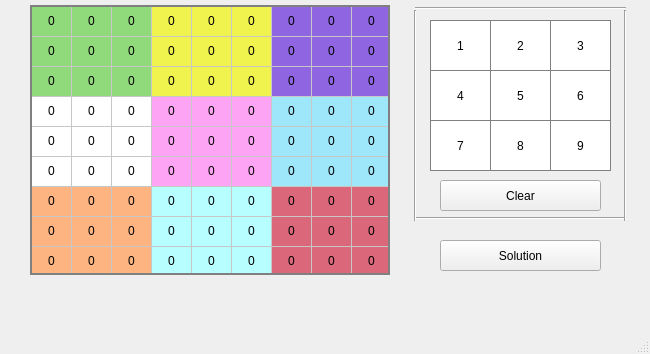
kunhwiko/Sudoku, file GUI/mainwindow.ui: the form before one commit.
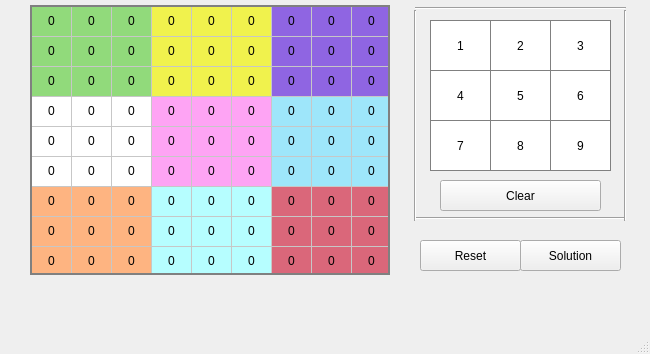
The form after the commit.

The edit to the form file:
```diff
--- a/GUI/mainwindow.ui
+++ b/GUI/mainwindow.ui
@@ -201,9 +201,9 @@
    <widget class="QPushButton" name="Solution">
     <property name="geometry">
      <rect>
-      <x>440</x>
+      <x>520</x>
       <y>240</y>
-      <width>161</width>
+      <width>101</width>
       <height>31</height>
      </rect>
     </property>
@@ -1629,6 +1629,19 @@
      </property>
     </item>
    </widget>
+   <widget class="QPushButton" name="Reset">
+    <property name="geometry">
+     <rect>
+      <x>420</x>
+      <y>240</y>
+      <width>101</width>
+      <height>31</height>
+     </rect>
+    </property>
+    <property name="text">
+     <string>Reset</string>
+    </property>
+   </widget>
   </widget>
   <widget class="QMenuBar" name="menubar">
    <property name="geometry">
```
Left out of the diff: 3 changed lines with no effect on the pictures.
